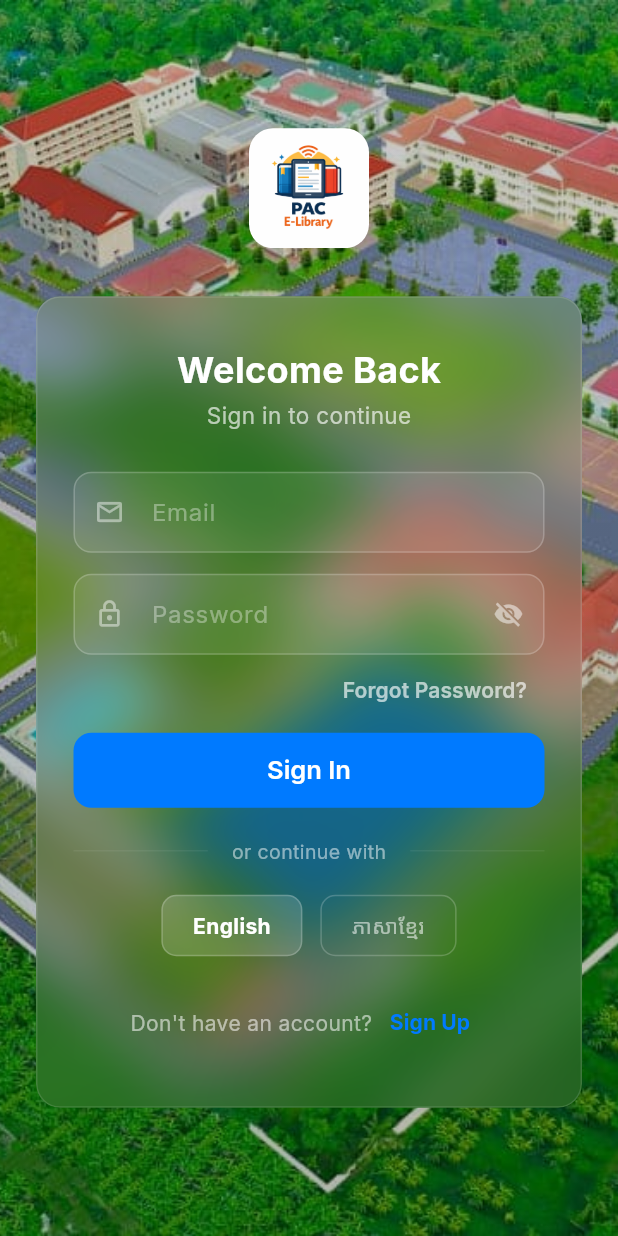
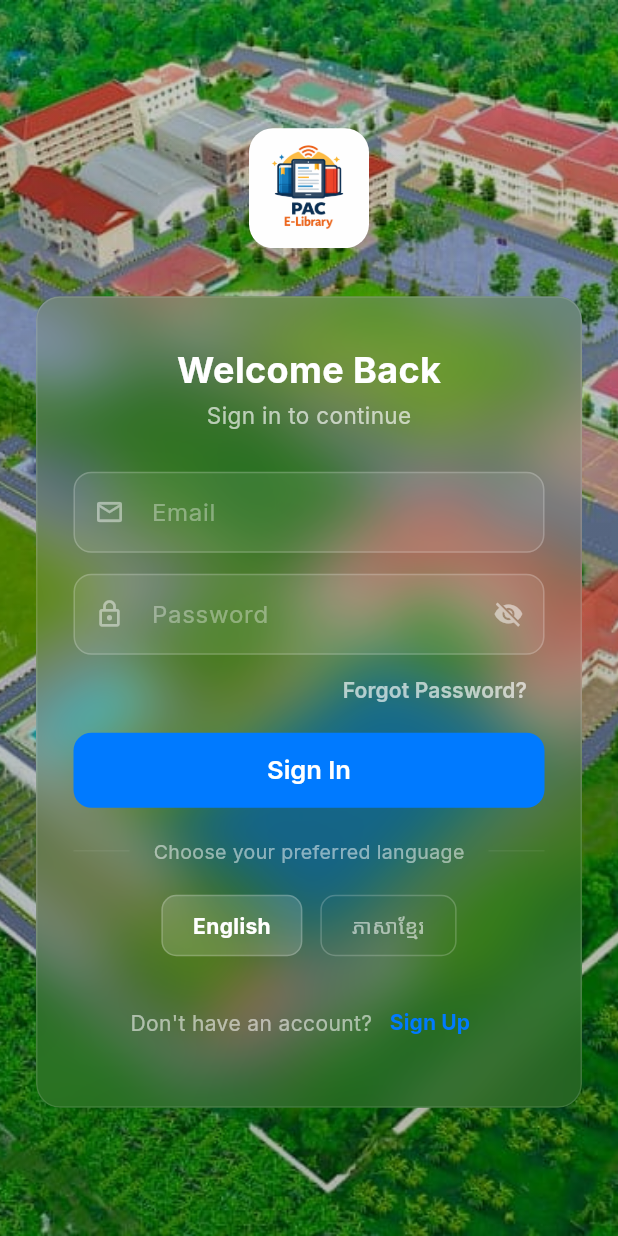
Before and after one commit to agentosroza-dev/ElibraryApp, a Flutter app: the screen it shows after launch, on a phone screen of 412 x 824 dp. Run offline on Flutter 3.47's test engine with Material 3 defaults, Android fonts, the phone set to English and light mode, and no system bars; our stand-ins replace animate_do, cached_network_image, carousel_slider, delightful_toast, email_validator, flutter_local_notifications and 7 more; missing offline and left inert: liquid_bottom_nav_bar; network calls fail.

Commit message:
fix login

```diff
--- a/lib/screens/login_screen.dart
+++ b/lib/screens/login_screen.dart
@@ -256,7 +256,7 @@ class _LoginScreenState extends State<LoginScreen> {
                                           horizontal: 16,
                                         ),
                                         child: Text(
-                                          loc.translate('or_continue_with'),
+                                          loc.translate('choose_language'),
                                           style: TextStyle(
                                             color: Colors.white.withValues(
                                               alpha: 0.5,
```
